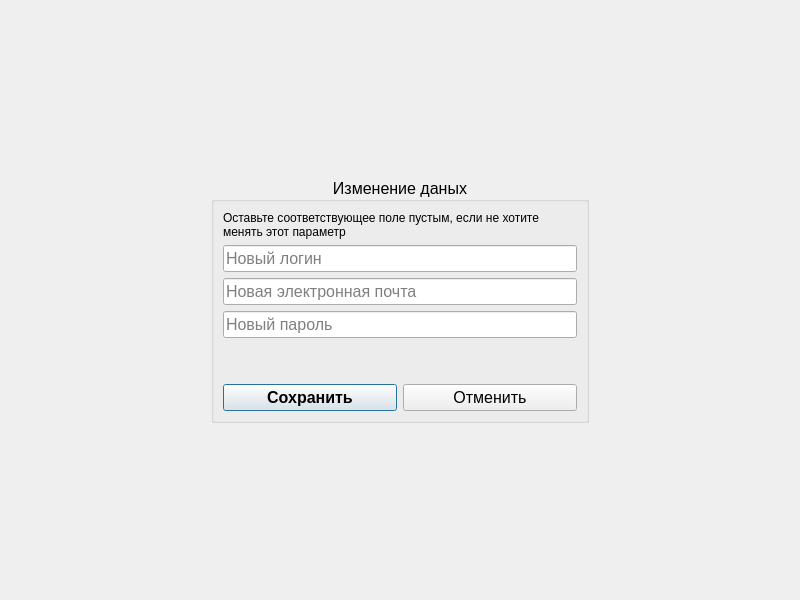
Before: the Qt Designer form views/auth/changedatadialog.ui in kingoil01/mospolytech-database-coursework, drawn with Qt 5.
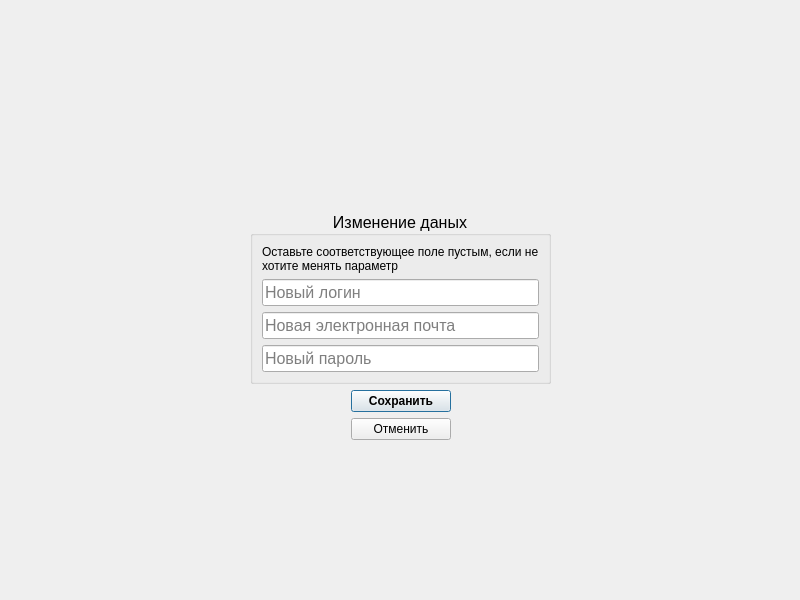
After: the same form once the commit is applied.

Commit message: Все окна были приведены к одному дизайну

```diff
--- a/views/auth/changedatadialog.ui
+++ b/views/auth/changedatadialog.ui
@@ -13,37 +13,90 @@
   <property name="windowTitle">
    <string>Dialog</string>
   </property>
-  <layout class="QGridLayout" name="gridLayout_2">
-   <item row="0" column="1">
-    <spacer name="verticalSpacer">
-     <property name="orientation">
-      <enum>Qt::Orientation::Vertical</enum>
-     </property>
-     <property name="sizeHint" stdset="0">
-      <size>
-       <width>20</width>
-       <height>40</height>
-      </size>
-     </property>
-    </spacer>
+  <layout class="QGridLayout" name="gridLayout_3">
+   <item row="3" column="1">
+    <layout class="QGridLayout" name="gridLayout">
+     <item row="0" column="0">
+      <spacer name="horizontalSpacer_3">
+       <property name="orientation">
+        <enum>Qt::Orientation::Horizontal</enum>
+       </property>
+       <property name="sizeHint" stdset="0">
+        <size>
+         <width>40</width>
+         <height>20</height>
+        </size>
+       </property>
+      </spacer>
+     </item>
+     <item row="0" column="2">
+      <spacer name="horizontalSpacer_4">
+       <property name="orientation">
+        <enum>Qt::Orientation::Horizontal</enum>
+       </property>
+       <property name="sizeHint" stdset="0">
+        <size>
+         <width>40</width>
+         <height>20</height>
+        </size>
+       </property>
+      </spacer>
+     </item>
+     <item row="0" column="1">
+      <widget class="QPushButton" name="btnSave">
+       <property name="minimumSize">
+        <size>
+         <width>100</width>
+         <height>0</height>
+        </size>
+       </property>
+       <property name="font">
+        <font>
+         <pointsize>9</pointsize>
+         <bold>true</bold>
+        </font>
+       </property>
+       <property name="text">
+        <string>Сохранить</string>
+       </property>
+      </widget>
+     </item>
+     <item row="1" column="1">
+      <widget class="QPushButton" name="btnCancel">
+       <property name="text">
+        <string>Отменить</string>
+       </property>
+      </widget>
+     </item>
+     <item row="2" column="1">
+      <spacer name="verticalSpacer_2">
+       <property name="orientation">
+        <enum>Qt::Orientation::Vertical</enum>
+       </property>
+       <property name="sizeHint" stdset="0">
+        <size>
+         <width>20</width>
+         <height>40</height>
+        </size>
+       </property>
+      </spacer>
+     </item>
+    </layout>
    </item>
-   <item row="2" column="0">
+   <item row="1" column="0">
     <spacer name="horizontalSpacer">
      <property name="orientation">
       <enum>Qt::Orientation::Horizontal</enum>
      </property>
-     <property name="sizeType">
-      <enum>QSizePolicy::Policy::Fixed</enum>
-     </property>
      <property name="sizeHint" stdset="0">
       <size>
-       <width>200</width>
+       <width>40</width>
        <height>20</height>
       </size>
      </property>
     </spacer>
    </item>
-   <item row="2" column="1">
+   <item row="1" column="1">
     <widget class="QGroupBox" name="groupBox">
      <property name="font">
       <font>
@@ -56,74 +109,22 @@
      <property name="alignment">
       <set>Qt::AlignmentFlag::AlignCenter</set>
      </property>
-     <layout class="QGridLayout" name="gridLayout">
-      <item row="2" column="0">
-       <widget class="QLineEdit" name="editNewLogin">
-        <property name="placeholderText">
-         <string>Новый логин</string>
-        </property>
-       </widget>
-      </item>
-      <item row="3" column="0">
-       <widget class="QLineEdit" name="editNewEmail">
-        <property name="placeholderText">
-         <string>Новая электронная почта</string>
-        </property>
-       </widget>
-      </item>
-      <item row="8" column="0">
-       <layout class="QHBoxLayout" name="horizontalLayout">
-        <item>
-         <widget class="QPushButton" name="btnSave">
-          <property name="font">
-           <font>
-            <pointsize>12</pointsize>
-            <bold>true</bold>
-           </font>
-          </property>
-          <property name="text">
-           <string>Сохранить</string>
-          </property>
-         </widget>
-        </item>
-        <item>
-         <widget class="QPushButton" name="btnCancel">
-          <property name="text">
-           <string>Отменить</string>
-          </property>
-         </widget>
-        </item>
-       </layout>
-      </item>
-      <item row="7" column="0">
-       <spacer name="verticalSpacer_3">
-        <property name="orientation">
-         <enum>Qt::Orientation::Vertical</enum>
-        </property>
-        <property name="sizeHint" stdset="0">
-         <size>
-          <width>20</width>
-          <height>40</height>
-         </size>
-        </property>
-       </spacer>
-      </item>
-      <item row="4" column="0">
-       <widget class="QLineEdit" name="editNewPassword">
-        <property name="placeholderText">
-         <string>Новый пароль</string>
-        </property>
-       </widget>
-      </item>
-      <item row="0" column="0" rowspan="2">
+     <layout class="QGridLayout" name="gridLayout_2">
+      <item row="0" column="0">
        <widget class="QLabel" name="label">
+        <property name="sizePolicy">
+         <sizepolicy hsizetype="Fixed" vsizetype="Fixed">
+          <horstretch>0</horstretch>
+          <verstretch>0</verstretch>
+         </sizepolicy>
+        </property>
         <property name="font">
          <font>
           <pointsize>9</pointsize>
          </font>
         </property>
         <property name="text">
-         <string>Оставьте соответствующее поле пустым, если не хотите менять этот параметр</string>
+         <string>Оставьте соответствующее поле пустым, если не хотите менять параметр</string>
         </property>
         <property name="scaledContents">
          <bool>false</bool>
@@ -136,38 +137,56 @@
         </property>
        </widget>
       </item>
+      <item row="1" column="0">
+       <widget class="QLineEdit" name="editNewLogin">
+        <property name="placeholderText">
+         <string>Новый логин</string>
+        </property>
+       </widget>
+      </item>
+      <item row="2" column="0">
+       <widget class="QLineEdit" name="editNewEmail">
+        <property name="placeholderText">
+         <string>Новая электронная почта</string>
+        </property>
+       </widget>
+      </item>
+      <item row="3" column="0">
+       <widget class="QLineEdit" name="editNewPassword">
+        <property name="placeholderText">
+         <string>Новый пароль</string>
+        </property>
+       </widget>
+      </item>
      </layout>
     </widget>
    </item>
-   <item row="4" column="1">
-    <spacer name="verticalSpacer_2">
-     <property name="orientation">
-      <enum>Qt::Orientation::Vertical</enum>
-     </property>
-     <property name="sizeHint" stdset="0">
-      <size>
-       <width>20</width>
-       <height>40</height>
-      </size>
-     </property>
-    </spacer>
-   </item>
-   <item row="2" column="2">
+   <item row="1" column="2">
     <spacer name="horizontalSpacer_2">
      <property name="orientation">
       <enum>Qt::Orientation::Horizontal</enum>
      </property>
-     <property name="sizeType">
-      <enum>QSizePolicy::Policy::Fixed</enum>
-     </property>
      <property name="sizeHint" stdset="0">
       <size>
-       <width>200</width>
+       <width>40</width>
        <height>20</height>
       </size>
      </property>
     </spacer>
    </item>
+   <item row="0" column="1">
+    <spacer name="verticalSpacer_3">
+     <property name="orientation">
+      <enum>Qt::Orientation::Vertical</enum>
+     </property>
+     <property name="sizeHint" stdset="0">
+      <size>
+       <width>20</width>
+       <height>40</height>
+      </size>
+     </property>
+    </spacer>
+   </item>
   </layout>
  </widget>
  <resources/>
```
The commit also changes 6 other files.
